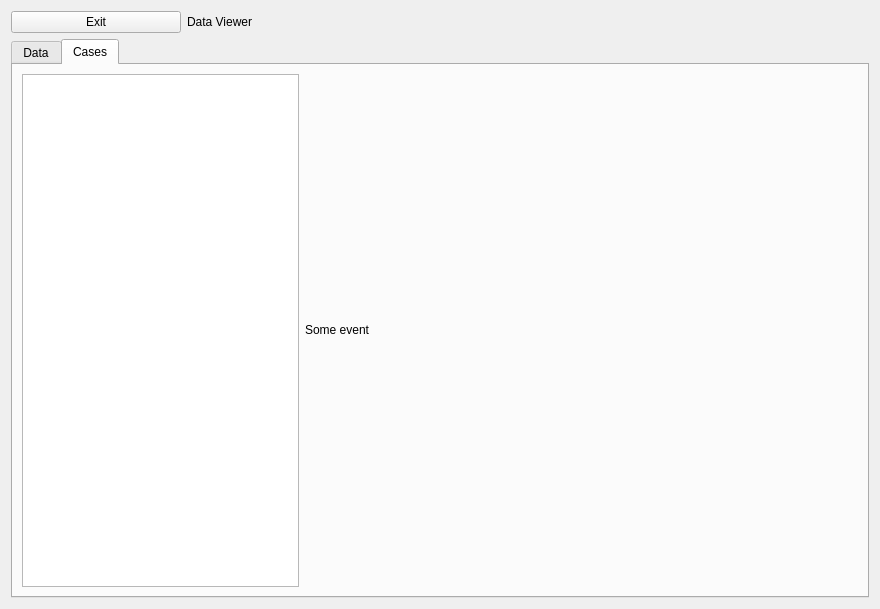
First picture: the form in src/app/ui/DataView.ui, repository caden-maxwell/nhtsa-scrape, before the edit.
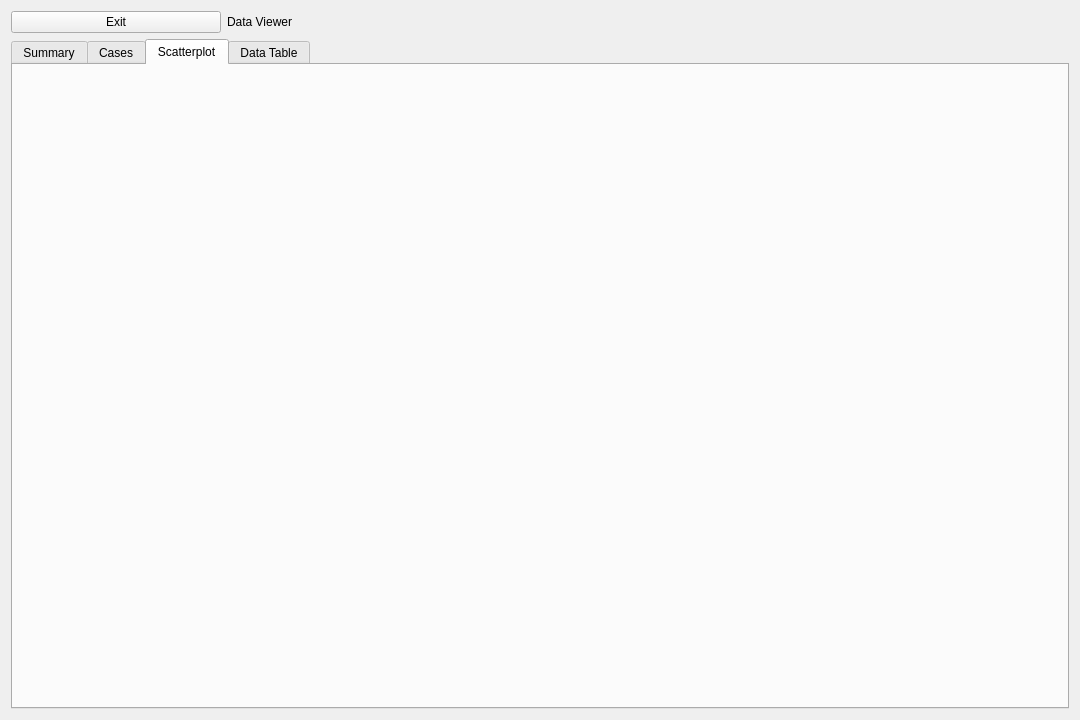
Second picture: the form after the edit. The open tabs and pages were chosen to show the change.

Commit message: Data viewer more fleshed out

```diff
--- a/src/app/ui/DataView.ui
+++ b/src/app/ui/DataView.ui
@@ -6,8 +6,8 @@
    <rect>
     <x>0</x>
     <y>0</y>
-    <width>880</width>
-    <height>609</height>
+    <width>1080</width>
+    <height>720</height>
    </rect>
   </property>
   <property name="windowTitle">
@@ -37,9 +37,9 @@
      <property name="currentIndex">
       <number>1</number>
      </property>
-     <widget class="QWidget" name="dataTab">
+     <widget class="QWidget" name="summaryTab">
       <attribute name="title">
-       <string>Data</string>
+       <string>Summary</string>
       </attribute>
       <layout class="QGridLayout" name="gridLayout">
        <item row="1" column="0">
@@ -69,7 +69,7 @@
             </sizepolicy>
            </property>
            <property name="text">
-            <string>Some event</string>
+            <string>Event goes here</string>
            </property>
           </widget>
          </item>
@@ -77,6 +77,39 @@
        </item>
       </layout>
      </widget>
+     <widget class="QWidget" name="scatterTab">
+      <attribute name="title">
+       <string>Scatterplot</string>
+      </attribute>
+      <layout class="QGridLayout" name="gridLayout_3">
+       <item row="0" column="0">
+        <widget class="QLabel" name="scatterLabel">
+         <property name="sizePolicy">
+          <sizepolicy hsizetype="Ignored" vsizetype="Ignored">
+           <horstretch>0</horstretch>
+           <verstretch>0</verstretch>
+          </sizepolicy>
+         </property>
+         <property name="text">
+          <string/>
+         </property>
+         <property name="scaledContents">
+          <bool>true</bool>
+         </property>
+        </widget>
+       </item>
+      </layout>
+     </widget>
+     <widget class="QWidget" name="dataTab">
+      <attribute name="title">
+       <string>Data Table</string>
+      </attribute>
+      <layout class="QGridLayout" name="gridLayout_4">
+       <item row="0" column="0">
+        <widget class="QTableView" name="tableView"/>
+       </item>
+      </layout>
+     </widget>
     </widget>
    </item>
   </layout>
```
Left out of the diff: 20 changed lines with no effect on the pictures. The commit also changes 4 other files.
